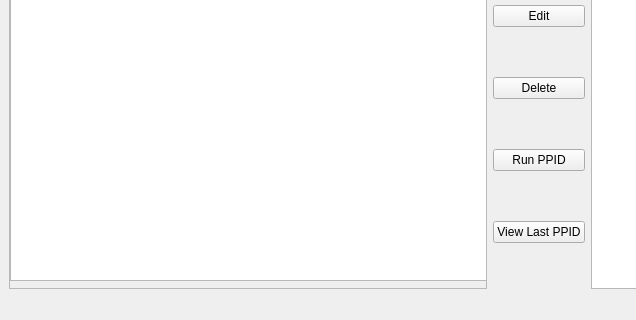
This is src/UserSubsystem/adminform.ui in CaptOkie/code-first-think-later as Qt 5 draws it before an edit; both pictures show x 0 to 636 and y 178 to 498 of the 1077 by 498 pixel window. The edited form follows.
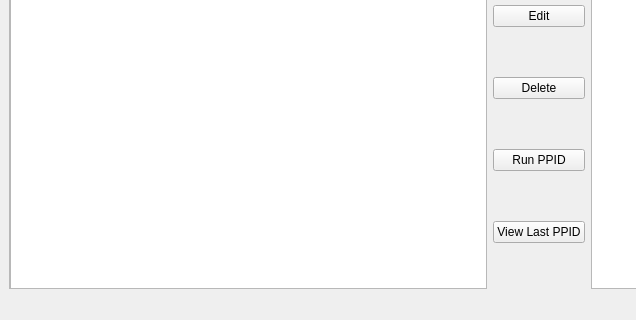
This is the edited form.

Patch:
```diff
--- a/src/UserSubsystem/adminform.ui
+++ b/src/UserSubsystem/adminform.ui
@@ -110,8 +110,8 @@
            <rect>
             <x>0</x>
             <y>0</y>
-            <width>931</width>
-            <height>391</height>
+            <width>481</width>
+            <height>421</height>
            </rect>
           </property>
           <column>
```
